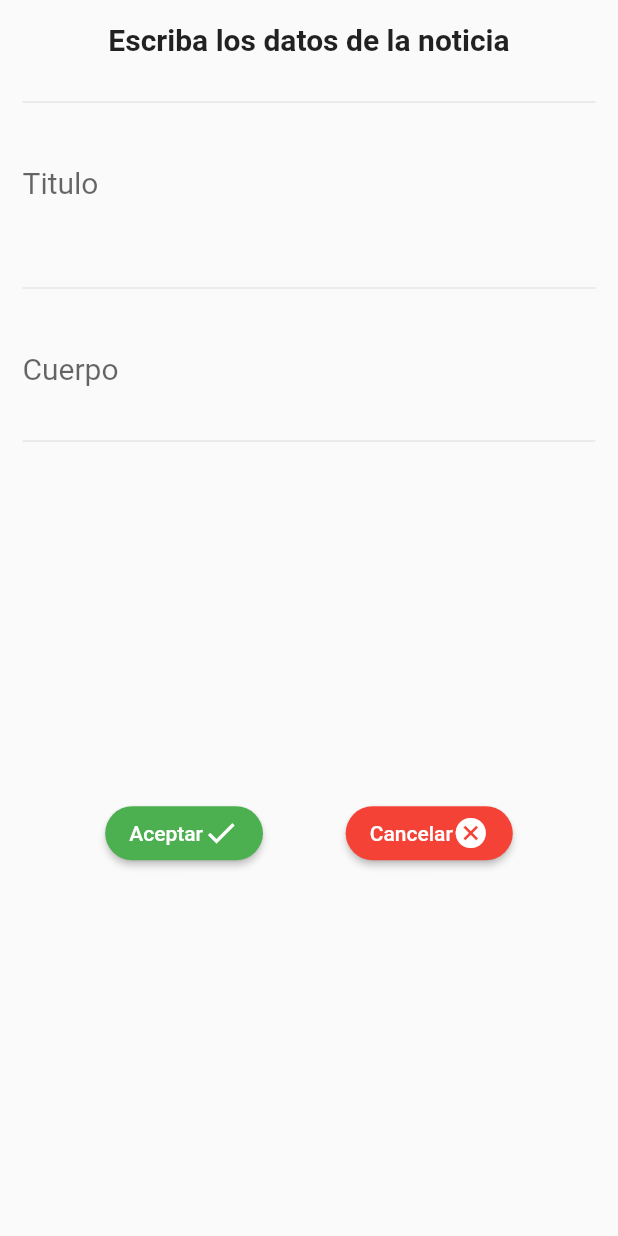
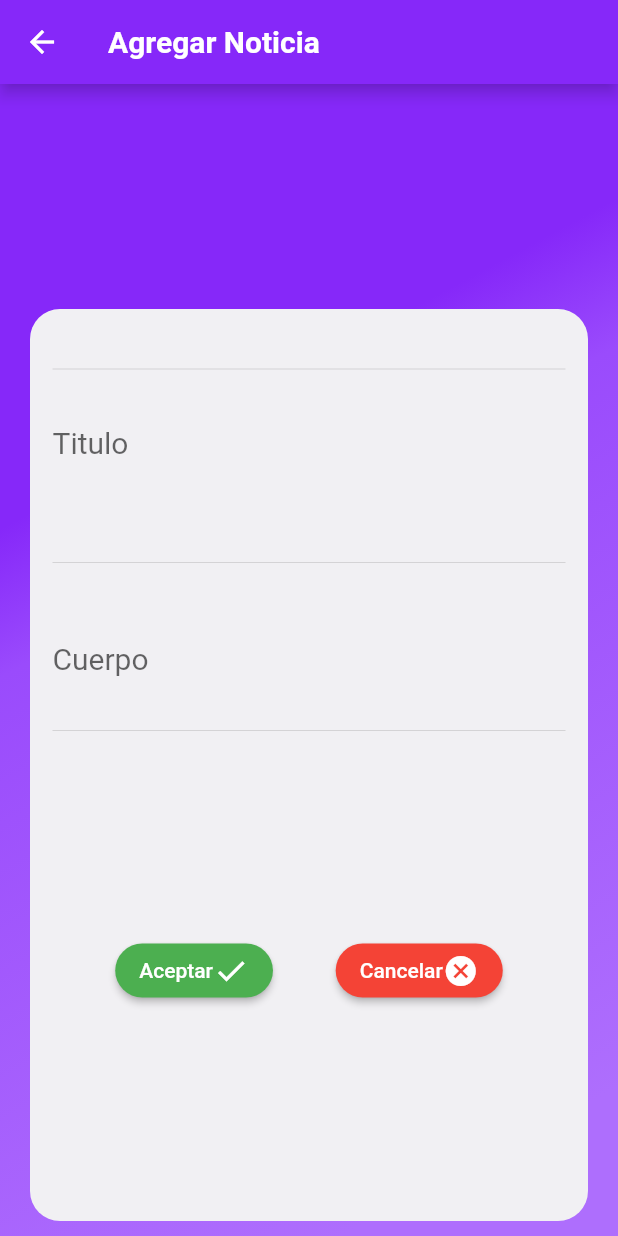
Before and after one commit to renrevm/salvandoalsoldadoalvarez, a Flutter app: the PublicarNoticiasPage screen opened directly, on a phone screen of 412 x 824 dp. Run offline on Flutter 3.47's test engine with Material 2 defaults, Android fonts, the phone set to English and light mode, and no system bars; our stand-ins replace cloud_firestore, firebase_auth, firebase_core, google_sign_in, material_design_icons_flutter; accounts and stored records are empty; network calls fail.

Commit message:
diseño agregar noticia

```diff
--- a/dam_c3_cliente/lib/adminpages/portada_noticias_page.dart
+++ b/dam_c3_cliente/lib/adminpages/portada_noticias_page.dart
@@ -5,8 +5,6 @@ import 'package:dam_c3_cliente/adminpages/publicar_noticias_page.dart';
 import 'package:dam_c3_cliente/constant.dart';
 import 'package:flutter/material.dart';
 import 'package:material_design_icons_flutter/material_design_icons_flutter.dart';
-
-import '../pages/menu_page.dart';
 import '../services/firestore_service.dart';
 
 // ignore: must_be_immutable
--- a/dam_c3_cliente/lib/adminpages/publicar_noticias_page.dart
+++ b/dam_c3_cliente/lib/adminpages/publicar_noticias_page.dart
@@ -1,5 +1,6 @@
 // ignore_for_file: deprecated_member_use
 
+import 'package:dam_c3_cliente/constant.dart';
 import 'package:dam_c3_cliente/services/firestore_service.dart';
 import 'package:flutter/material.dart';
 
@@ -19,18 +20,32 @@ class _PublicarNoticiasPageState extends State<PublicarNoticiasPage> {
   String errortitulo = '';
   @override
   Widget build(BuildContext context) {
-    return Padding(
+    return Scaffold(
+      appBar: AppBar(
+        title: Text(
+          'Agregar Noticia',
+          style: kTituloAppbar,
+        ),
+        backgroundColor: Color(kPrimaryColor),
+        shadowColor: Color(kPrimaryColor),
+      ),
+      body: Container(
+        decoration: kContainerDegradeMenu,
+        child: Padding(
+          padding:
+              const EdgeInsets.only(top: 150, left: 20, right: 20, bottom: 10),
+          child: Container(
+            decoration: BoxDecoration(
+                color: Color(kAccentColor1),
+                borderRadius: BorderRadius.circular(20)),
+            child: Padding(
               padding: const EdgeInsets.all(15),
               child: Form(
                 key: _formKey,
                 child: Column(
                   children: [
-            Text(
-              'Escriba los datos de la noticia',
-              style: TextStyle(fontSize: 20, fontWeight: FontWeight.bold),
-            ),
                     Divider(
-              height: 60,
+                      height: 50,
                       thickness: 0,
                     ),
                     TextFormField(
@@ -45,7 +60,7 @@ class _PublicarNoticiasPageState extends State<PublicarNoticiasPage> {
                     ),
                     Text(errortitulo),
                     Divider(
-              height: 60,
+                      height: 80,
                       thickness: 0,
                     ),
                     TextFormField(
@@ -67,8 +82,8 @@ class _PublicarNoticiasPageState extends State<PublicarNoticiasPage> {
                             style: ElevatedButton.styleFrom(
                                 backgroundColor: Colors.green,
                                 shape: RoundedRectangleBorder(
-                            borderRadius:
-                                BorderRadius.all(Radius.circular(50.0)))),
+                                    borderRadius: BorderRadius.all(
+                                        Radius.circular(50.0)))),
                             child: Row(
                               children: [
                                 Text('Aceptar'),
@@ -91,7 +106,8 @@ class _PublicarNoticiasPageState extends State<PublicarNoticiasPage> {
                                     cuerpoController.text != '') {
                                   String titulo = tituloController.text;
                                   String descripcion = cuerpoController.text;
-                          FirestoreService().agregar(titulo, descripcion);
+                                  FirestoreService()
+                                      .agregar(titulo, descripcion);
                                   Navigator.pop(context);
                                 }
                               });
@@ -101,8 +117,8 @@ class _PublicarNoticiasPageState extends State<PublicarNoticiasPage> {
                             style: ElevatedButton.styleFrom(
                                 backgroundColor: Colors.red,
                                 shape: RoundedRectangleBorder(
-                            borderRadius:
-                                BorderRadius.all(Radius.circular(50.0)))),
+                                    borderRadius: BorderRadius.all(
+                                        Radius.circular(50.0)))),
                             child: Row(
                               children: [
                                 Text('Cancelar'),
@@ -117,6 +133,10 @@ class _PublicarNoticiasPageState extends State<PublicarNoticiasPage> {
                   ],
                 ),
               ),
+            ),
+          ),
+        ),
+      ),
     );
   }
 }
--- a/dam_c3_cliente/lib/constant.dart
+++ b/dam_c3_cliente/lib/constant.dart
@@ -12,7 +12,7 @@ const kGreyPrimaryColor = 0xFF593E7A;
 const kAccentColor1 = 0xFFF1F0F3;
 
 const TextStyle kTituloAppbar = TextStyle(
-  color: Colors.black,
+  color: Colors.white,
   fontWeight: FontWeight.bold,
   fontSize: 20,
 );
--- a/dam_c3_cliente/lib/pages/home_administrador_page2.dart
+++ b/dam_c3_cliente/lib/pages/home_administrador_page2.dart
@@ -1,12 +1,13 @@
 import 'package:dam_c3_cliente/adminpages/portada_noticias_page.dart';
+import 'package:dam_c3_cliente/constant.dart';
 import 'package:flutter/material.dart';
 
 import '../adminpages/cambiar_estado_eventos_page.dart';
 import '../adminpages/informacion_eventos_page.dart';
 import '../adminpages/listar_eventos_try_page.dart';
-import '../adminpages/publicar_noticias_page.dart';
 import 'menu_page.dart';
 
+// ignore: must_be_immutable
 class HomeAdministradorPage2 extends StatefulWidget {
   String nombre, correo, url;
   HomeAdministradorPage2(this.nombre, this.correo, this.url);
@@ -29,7 +30,7 @@ class _HomeAdministradorPage2State extends State<HomeAdministradorPage2> {
     return Scaffold(
       appBar: AppBar(
         title: Text('Administrador'),
-        backgroundColor: Color.fromARGB(255, 235, 30, 75),
+        backgroundColor: Color(kPrimaryColor),
       ),
       drawer: MenuPage(widget.nombre, widget.correo, widget.url),
       body: paginas[paginaSel],
```
Lines whose indentation alone changed are shown as unchanged.
